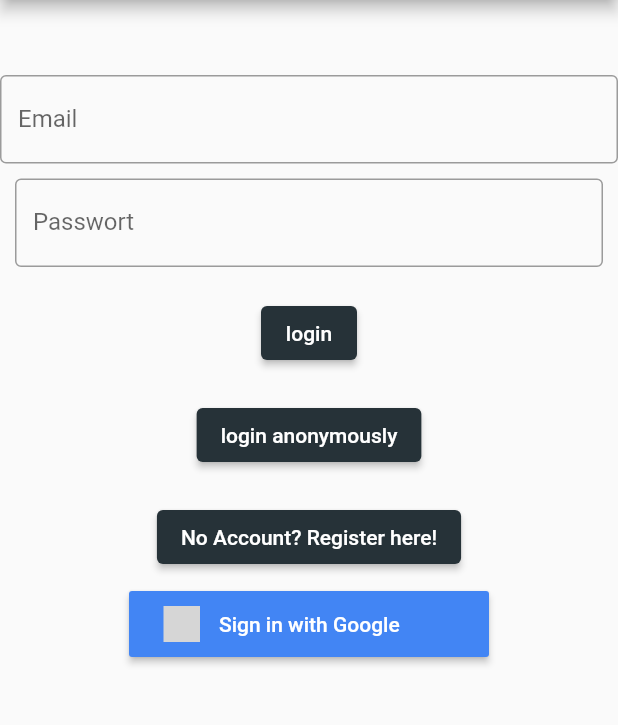
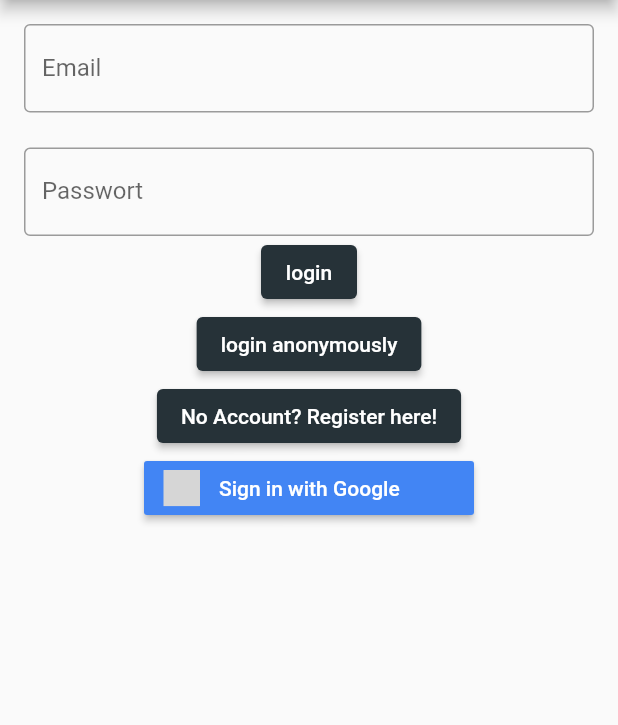
Before and after one commit to MichelSiegert/runaway, a Flutter app: the screen it shows after launch, on a phone screen of 412 x 824 dp, the part 84-809 px from its top. Run offline on Flutter 3.47's test engine with Material 2 defaults, Android fonts, the phone set to English and light mode, and no system bars; our stand-ins replace cloud_firestore, firebase_auth, firebase_core, firebase_database, flutter_signin_button, geocoding and 5 more; accounts and stored records are empty; grey boxes are pictures that could not be loaded.

Commit message:
improving code struct and making the textfields the same size.

```diff
--- a/lib/Pages/Login/login_form.dart
+++ b/lib/Pages/Login/login_form.dart
@@ -1,4 +1,5 @@
 import 'package:away/Logic/authentication.dart';
+import 'package:away/Logic/screen_size_calculator.dart';
 import 'package:away/Widgets/loading_animation.dart';
 import 'package:firebase_auth/firebase_auth.dart';
 import 'package:flutter/material.dart';
@@ -14,27 +15,28 @@ class LoginForm extends StatelessWidget {
     TextEditingController passCon = TextEditingController();
     final AuthService _authent = AuthService();
     final List<Widget> elements = [];
-    elements.add(SizedBox(height: 50,));
-    elements.add(TextField(
+
+    elements.add(SizedBox(
+        width: calculateWidth(0.6, context),
+        height: calculateHeight(0.1, context),
+        child: TextField(
           controller: textCon,
           obscureText: false,
           decoration: const InputDecoration(
               border: OutlineInputBorder(), labelText: "Email"),
-    ));
-    elements.add(Container(
-      padding: const EdgeInsets.all(10),
-      child: TextField(
+        )));
+
+    elements.add(
+      TextField(
         obscureText: true,
         decoration: const InputDecoration(
             border: OutlineInputBorder(), labelText: "Passwort"),
         controller: passCon,
       ),
-    ));
+    );
 
     elements.add(Column(children: <Widget>[
-      Container(
-        padding: const EdgeInsets.all(10),
-        child: ElevatedButton(
+      ElevatedButton(
         style: ElevatedButton.styleFrom(primary: Colors.blueGrey[900]),
         child: const Text("login"),
         onPressed: () async {
@@ -51,10 +53,7 @@ class LoginForm extends StatelessWidget {
           }
         },
       ),
-      ),
-      Container(
-        padding: const EdgeInsets.all(10),
-        child: ElevatedButton(
+      ElevatedButton(
         style: ElevatedButton.styleFrom(primary: Colors.blueGrey[900]),
         child: const Text("login anonymously"),
         onPressed: () async {
@@ -70,19 +69,14 @@ class LoginForm extends StatelessWidget {
           }
         },
       ),
-      ),
-      Container(
-        padding: const EdgeInsets.all(10),
-        child: ElevatedButton(
+      ElevatedButton(
           child: const Text("No Account? Register here!"),
           style: ElevatedButton.styleFrom(primary: Colors.blueGrey[900]),
           onPressed: () {
             Navigator.pushNamed(context, "/register");
           }),
-      ),
       SignInButton(
         Buttons.GoogleDark,
-        padding: const EdgeInsets.all(10),
         onPressed: () async {
           _authent.signInWithGoogle().then((user) {
             if (user == null) {
@@ -101,8 +95,10 @@ class LoginForm extends StatelessWidget {
 
     return SizedBox.expand(
       child: Center(
-        child: ListView(
-            children: elements),
+        child: Padding(
+          padding: EdgeInsets.all(16),
+          child: ListView(children: elements),
+        ),
       ),
     );
   }
@@ -116,8 +112,7 @@ showAlertDialog(BuildContext context, String text) {
     },
   );
   AlertDialog alert = AlertDialog(
-    title: Text(text,
-        style: TextStyle(color: Colors.red)),
+    title: Text(text, style: TextStyle(color: Colors.red)),
     actions: [
       okButton,
     ],
```
Lines whose indentation alone changed are shown as unchanged.
